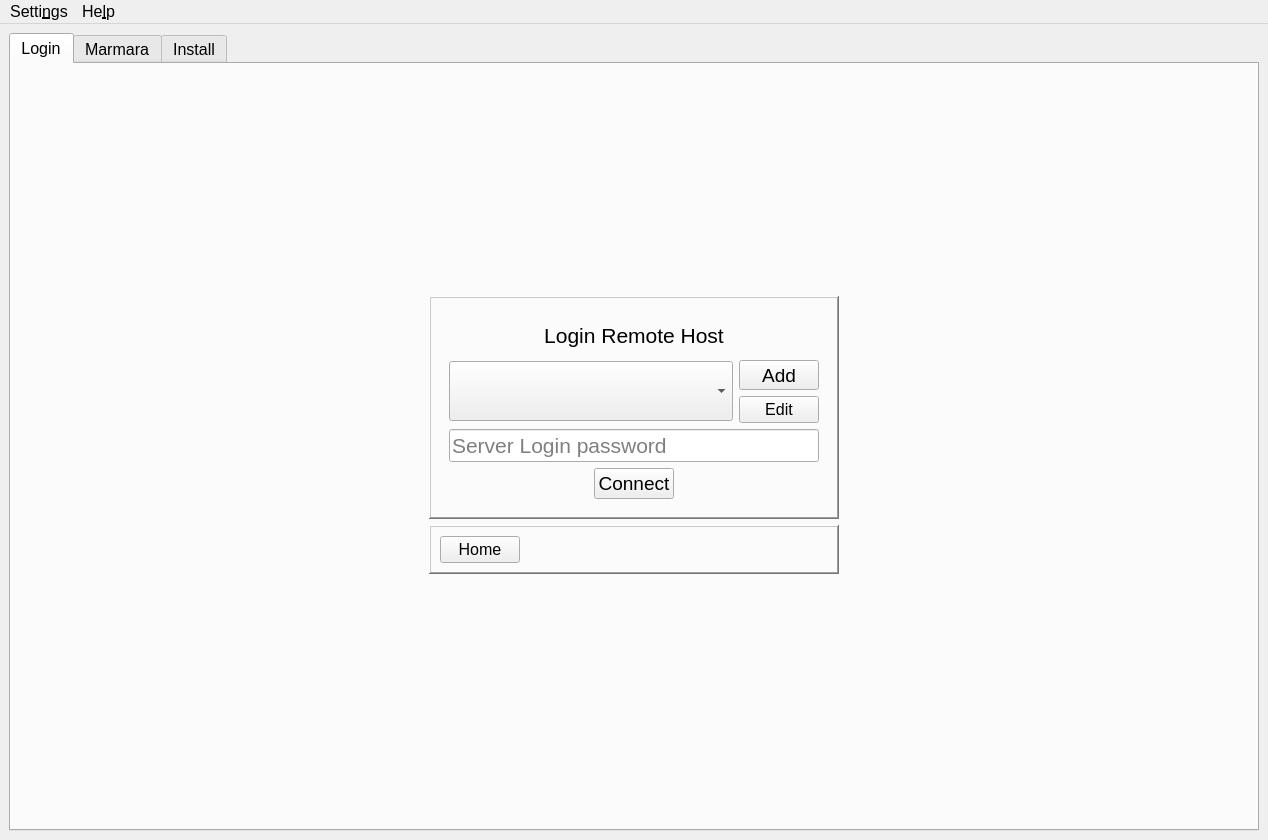
This is src/main/python/qtguidesign.ui in marmarachain/marmara-connector as Qt 5 draws it before an edit. The edited form follows.
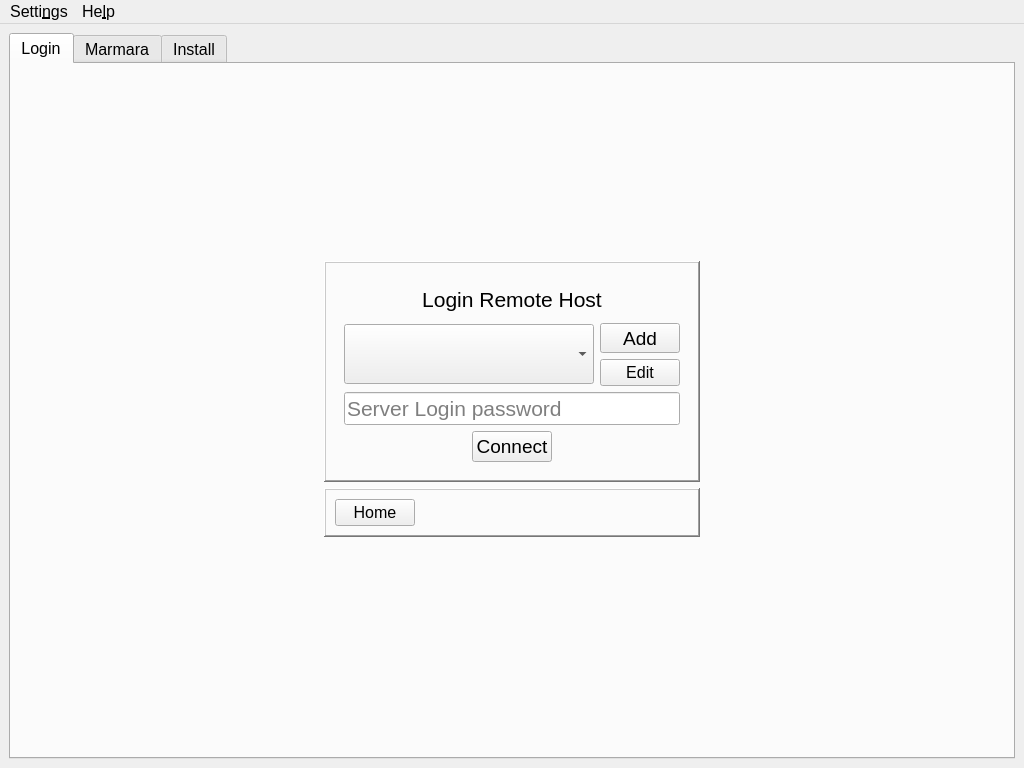
This is the edited form. The open tabs and pages were chosen to show the change. Icons and pictures are not drawn.

The edit to the form file:
```diff
--- a/src/main/python/qtguidesign.ui
+++ b/src/main/python/qtguidesign.ui
@@ -9,8 +9,8 @@
    <rect>
     <x>0</x>
     <y>0</y>
-    <width>1268</width>
-    <height>840</height>
+    <width>1024</width>
+    <height>768</height>
    </rect>
   </property>
   <property name="font">
@@ -398,6 +398,12 @@
                  </item>
                  <item>
                   <widget class="QPushButton" name="connect_button">
+                   <property name="sizePolicy">
+                    <sizepolicy hsizetype="Minimum" vsizetype="Fixed">
+                     <horstretch>0</horstretch>
+                     <verstretch>0</verstretch>
+                    </sizepolicy>
+                   </property>
                    <property name="minimumSize">
                     <size>
                      <width>0</width>
@@ -834,7 +840,7 @@
            <enum>QFrame::Raised</enum>
           </property>
           <property name="lineWidth">
-           <number>1</number>
+           <number>3</number>
           </property>
           <property name="text">
            <string/>
@@ -5161,8 +5167,8 @@
     <rect>
      <x>0</x>
      <y>0</y>
-     <width>1268</width>
-     <height>34</height>
+     <width>1024</width>
+     <height>24</height>
     </rect>
    </property>
    <property name="font">
```
Left out of the diff: 16 changed lines with no effect on the pictures.
